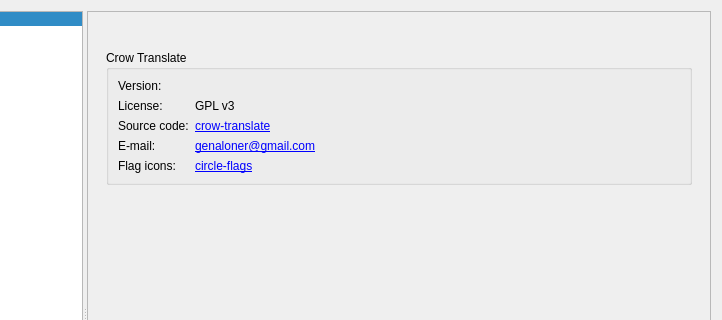
Above: src/settings/settingsdialog.ui from KDE/crow-translate before the change; both pictures show x 128 to 850 and y 0 to 320 of the 850 by 660 pixel window. Below: the same form after it.
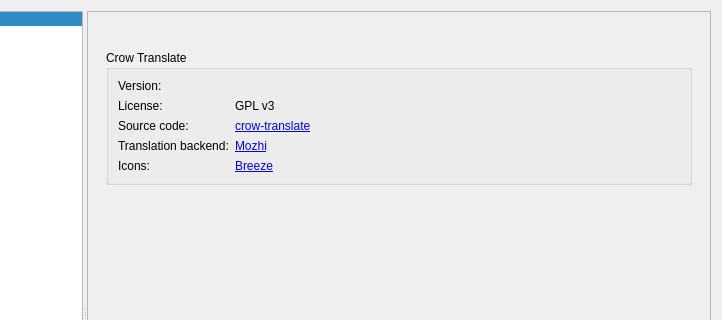
That is the form after the change. The open tabs and pages were chosen to show the change. Icons and pictures are not drawn. Custom widgets are drawn as their Qt base class.

Commit message:
Update about page
Also Breeze bundled on all platforms so I moved it to .ui

What changed in the file:
```diff
--- a/src/settings/settingsdialog.ui
+++ b/src/settings/settingsdialog.ui
@@ -1454,14 +1454,14 @@
                <item row="3" column="0">
                 <widget class="QLabel" name="mailTitleLabel">
                  <property name="text">
-                  <string notr="true">E-mail:</string>
+                  <string>Translation backend:</string>
                  </property>
                 </widget>
                </item>
                <item row="3" column="1">
                 <widget class="QLabel" name="mailLabel">
                  <property name="text">
-                  <string notr="true">&lt;html&gt;&lt;head/&gt;&lt;body&gt;&lt;p&gt;&lt;a href=&quot;mailto:genaloner@gmail.com&quot;&gt;genaloner@gmail.com&lt;/a&gt;&lt;/p&gt;&lt;/body&gt;&lt;/html&gt;</string>
+                  <string notr="true">&lt;html&gt;&lt;head/&gt;&lt;body&gt;&lt;p&gt;&lt;a href=&quot;https://codeberg.org/aryak/mozhi&quot;&gt;Mozhi&lt;/a&gt;&lt;/p&gt;&lt;/body&gt;&lt;/html&gt;</string>
                  </property>
                  <property name="openExternalLinks">
                   <bool>true</bool>
@@ -1474,14 +1474,14 @@
                <item row="4" column="0">
                 <widget class="QLabel" name="flagIconsTitleLabel">
                  <property name="text">
-                  <string>Flag icons:</string>
+                  <string>Icons:</string>
                  </property>
                 </widget>
                </item>
                <item row="4" column="1">
                 <widget class="QLabel" name="flagIconsLabel">
                  <property name="text">
-                  <string notr="true">&lt;html&gt;&lt;head/&gt;&lt;body&gt;&lt;p&gt;&lt;a href=&quot;https://github.com/HatScripts/circle-flags&quot;&gt;circle-flags&lt;/a&gt;&lt;/p&gt;&lt;/body&gt;&lt;/html&gt;</string>
+                  <string notr="true">&lt;html&gt;&lt;head/&gt;&lt;body&gt;&lt;p&gt;&lt;a href=&quot;https://invent.kde.org/frameworks/breeze-icons&quot;&gt;Breeze&lt;/a&gt;&lt;/p&gt;&lt;/body&gt;&lt;/html&gt;</string>
                  </property>
                  <property name="openExternalLinks">
                   <bool>true</bool>
```
Left out of the diff: 2 changed lines with no effect on the pictures. The commit also changes 1 other file.
